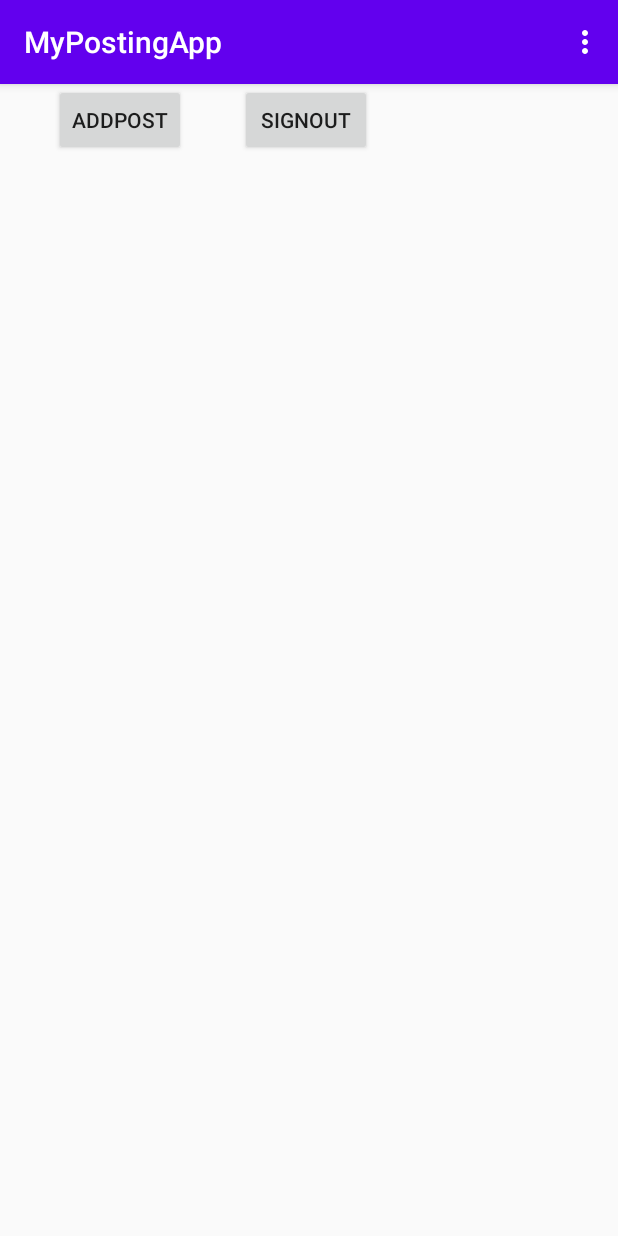
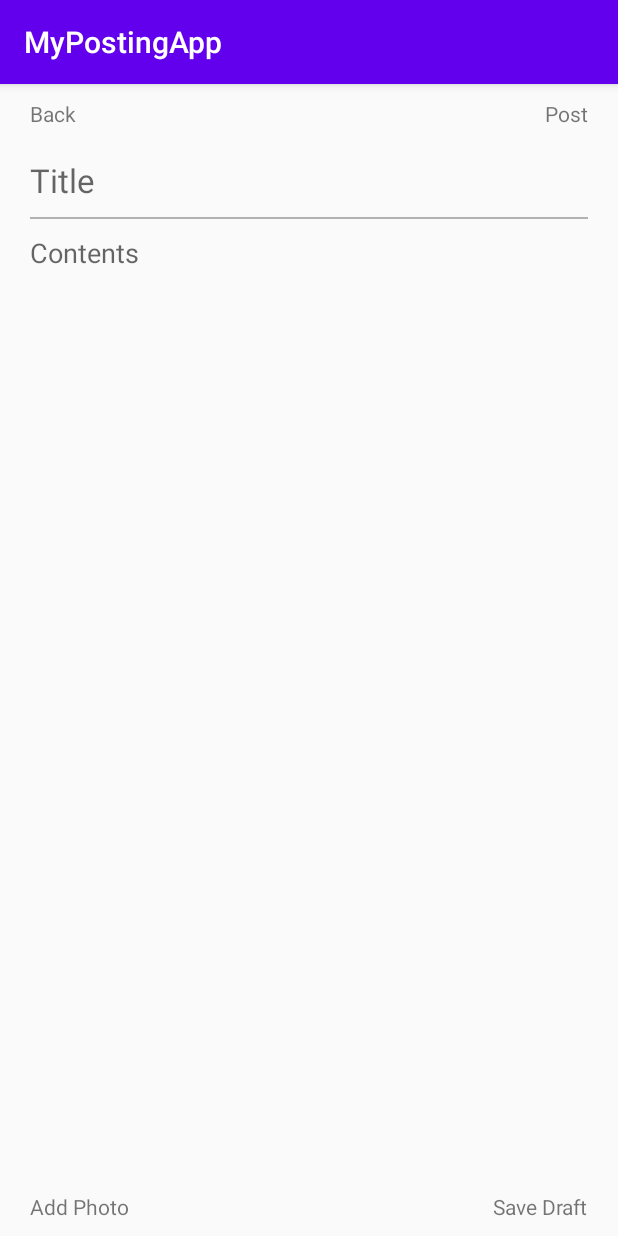
Before and after one commit to pc3389/MyPostingApp, an Android app: the MainActivity screen opened directly, with no data from a screen before it, after a tap on "ADDPOST", on a phone screen of 412 x 824 dp. Run offline under Robolectric (Android 15) with nearby library versions, the phone set to English and light mode, and no system bars; libraries missing offline, so code that uses them is left out: com.amplifyframework.core, com.amplifyframework.storage; 1 statement that could not run was skipped.

```diff
--- a/app/build.gradle
+++ b/app/build.gradle
@@ -56,4 +56,6 @@ dependencies {
     implementation "org.jetbrains.kotlinx:kotlinx-coroutines-android:1.3.0"
 
     implementation 'com.amplifyframework:aws-datastore:1.4.1'
+
+    implementation 'com.github.bumptech.glide:glide:4.11.0'
 }
--- a/app/src/main/java/boyoung/myposting/activities/MainActivity.kt
+++ b/app/src/main/java/boyoung/myposting/activities/MainActivity.kt
@@ -12,7 +12,6 @@ import boyoung.myposting.PostAdapters
 import boyoung.myposting.R
 import com.amplifyframework.core.Amplify
 import com.amplifyframework.datastore.generated.model.Post
-import com.amplifyframework.datastore.generated.model.PostStatus
 import kotlinx.android.synthetic.main.activity_main.*
 import kotlinx.coroutines.CoroutineScope
 import kotlinx.coroutines.Dispatchers.IO
@@ -28,16 +27,9 @@ class MainActivity : AppCompatActivity() {
     override fun onCreate(savedInstanceState: Bundle?) {
         super.onCreate(savedInstanceState)
         setContentView(R.layout.activity_main)
-        button_signout.setOnClickListener {
-            CoroutineScope(IO).launch {
-                signOut()
-            }
-        }
 
         button_add.setOnClickListener {
-            CoroutineScope(IO).launch {
-                addPost()
-            }
+            toPostActivity()
         }
         CoroutineScope(IO).launch {
             queryPost()
@@ -48,20 +40,9 @@ class MainActivity : AppCompatActivity() {
         post_rc.adapter = PostAdapters(posts, this)
     }
 
-    private suspend fun addPost() {
-        withContext(IO) {
-            val post = Post.builder()
-                .title("My First Post")
-                .contents("Contents")
-                .status(PostStatus.PUBLISHED)
-                .image("Image")
-                .build()
-
-            Amplify.DataStore.save(post,
-                { Log.i("MyAmplifyApp", "Saved a post.") },
-                { Log.e("MyAmplifyApp", "Save failed.", it) }
-            )
-        }
+    private fun toPostActivity() {
+        val intent = Intent(this, PostActivity::class.java)
+        startActivity(intent)
     }
 
 
@@ -116,6 +97,12 @@ class MainActivity : AppCompatActivity() {
                 startActivity(intent)
                 return true
             }
+            R.id.action_signOut -> {
+                CoroutineScope(IO).launch {
+                    signOut()
+                }
+                return true
+            }
             else -> super.onOptionsItemSelected(item)
         }
     }
--- a/app/src/main/java/boyoung/myposting/utilities/Constants.kt
+++ b/app/src/main/java/boyoung/myposting/utilities/Constants.kt
@@ -2,6 +2,9 @@ package boyoung.myposting.utilities
 
 class Constants {
     companion object {
-        val KEY_USERNAME: String = "username";
+        const val IMAGE_PICK_CODE = 1000;
+        const val PERMISSION_CODE = 1001;
+        const val KEY_USERNAME: String = "username";
     }
+
 }
--- a/app/src/main/res/layout/activity_main.xml
+++ b/app/src/main/res/layout/activity_main.xml
@@ -7,13 +7,12 @@
     tools:context=".activities.MainActivity">
 
     <Button
-        android:id="@+id/button_signout"
+        android:id="@+id/button_add"
         android:layout_width="wrap_content"
         android:layout_height="wrap_content"
-        android:layout_marginStart="160dp"
-        android:text="Signout"
+        android:text="AddPost"
         app:layout_constraintStart_toStartOf="parent"
-        app:layout_constraintTop_toTopOf="@+id/button_add" />
+        app:layout_constraintTop_toTopOf="parent" />
 
     <androidx.recyclerview.widget.RecyclerView
         android:id="@+id/post_rc"
@@ -22,14 +21,7 @@
         app:layout_constraintBottom_toBottomOf="parent"
         app:layout_constraintEnd_toEndOf="parent"
         app:layout_constraintStart_toStartOf="parent"
-        app:layout_constraintTop_toBottomOf="@id/button_signout" />
+        app:layout_constraintTop_toTopOf="@id/button_add" />
 
-    <Button
-        android:id="@+id/button_add"
-        android:layout_width="wrap_content"
-        android:layout_height="wrap_content"
-        android:text="AddPost"
-        app:layout_constraintEnd_toStartOf="@+id/button_signout"
-        app:layout_constraintStart_toStartOf="parent"
-        app:layout_constraintTop_toTopOf="parent" />
+
 </androidx.constraintlayout.widget.ConstraintLayout>
--- /dev/null
+++ b/app/src/main/res/layout/activity_post.xml
@@ -0,0 +1,120 @@
+<?xml version="1.0" encoding="utf-8"?>
+<androidx.constraintlayout.widget.ConstraintLayout xmlns:android="http://schemas.android.com/apk/res/android"
+    xmlns:app="http://schemas.android.com/apk/res-auto"
+    xmlns:tools="http://schemas.android.com/tools"
+    android:layout_width="match_parent"
+    android:layout_height="match_parent"
+
+    tools:context=".activities.PostActivity">
+
+    <androidx.constraintlayout.widget.ConstraintLayout
+        android:id="@+id/top_toolbar"
+        android:layout_width="match_parent"
+        android:layout_height="wrap_content"
+        app:layout_constraintStart_toStartOf="parent"
+        app:layout_constraintTop_toTopOf="parent">
+
+        <TextView
+            android:id="@+id/back_tv"
+            android:layout_width="wrap_content"
+            android:layout_height="wrap_content"
+            android:paddingHorizontal="20dp"
+            android:paddingTop="10dp"
+            android:text="Back"
+            app:layout_constraintStart_toStartOf="parent"
+            app:layout_constraintTop_toTopOf="parent" />
+
+        <TextView
+            android:id="@+id/savePost_tv"
+            android:layout_width="wrap_content"
+            android:layout_height="wrap_content"
+            android:paddingHorizontal="20dp"
+            android:paddingTop="10dp"
+            android:text="Post"
+            app:layout_constraintEnd_toEndOf="parent"
+            app:layout_constraintTop_toTopOf="parent" />
+
+    </androidx.constraintlayout.widget.ConstraintLayout>
+
+    <ScrollView
+        android:layout_width="match_parent"
+        android:layout_height="0dp"
+        app:layout_constraintBottom_toTopOf="@id/bottom_toolbar"
+        app:layout_constraintTop_toBottomOf="@id/top_toolbar">
+
+        <androidx.constraintlayout.widget.ConstraintLayout
+            android:layout_width="match_parent"
+            android:layout_height="wrap_content"
+            android:padding="20dp">
+
+            <EditText
+                android:id="@+id/title_et"
+                android:layout_width="match_parent"
+                android:layout_height="wrap_content"
+                android:background="@null"
+                android:hint="Title"
+                android:textSize="22sp"
+                app:layout_constraintStart_toStartOf="parent"
+                app:layout_constraintTop_toTopOf="parent" />
+
+            <View
+                android:id="@+id/grey_line"
+                android:layout_width="match_parent"
+                android:layout_height="1dp"
+                android:layout_marginTop="10dp"
+                android:background="@color/grey"
+                app:layout_constraintStart_toStartOf="parent"
+                app:layout_constraintTop_toBottomOf="@id/title_et" />
+
+            <ImageView
+                android:id="@+id/post_iv"
+                android:layout_width="match_parent"
+                android:layout_height="wrap_content"
+                android:layout_marginTop="10dp"
+                app:layout_constraintStart_toStartOf="parent"
+                app:layout_constraintTop_toBottomOf="@id/grey_line" />
+
+            <EditText
+                android:id="@+id/content_et"
+                android:layout_width="match_parent"
+                android:layout_height="wrap_content"
+                android:minHeight="100dp"
+                android:background="@null"
+                android:gravity="top"
+                android:hint="Contents"
+                app:layout_constraintTop_toBottomOf="@id/post_iv" />
+        </androidx.constraintlayout.widget.ConstraintLayout>
+    </ScrollView>
+
+
+    <androidx.constraintlayout.widget.ConstraintLayout
+        android:id="@+id/bottom_toolbar"
+        android:layout_width="match_parent"
+        android:layout_height="wrap_content"
+        app:layout_constraintBottom_toBottomOf="parent"
+        app:layout_constraintStart_toStartOf="parent">
+
+        <TextView
+            android:id="@+id/add_photo_tv"
+            android:layout_width="wrap_content"
+            android:layout_height="wrap_content"
+            android:paddingHorizontal="20dp"
+            android:paddingVertical="10dp"
+            android:text="Add Photo"
+            app:layout_constraintStart_toStartOf="parent"
+            app:layout_constraintTop_toTopOf="parent" />
+
+        <TextView
+            android:id="@+id/saveDraft_tv"
+            android:layout_width="wrap_content"
+            android:layout_height="wrap_content"
+            android:paddingHorizontal="20dp"
+            android:paddingVertical="10dp"
+            android:text="Save Draft"
+            app:layout_constraintEnd_toEndOf="parent"
+            app:layout_constraintTop_toTopOf="parent" />
+
+    </androidx.constraintlayout.widget.ConstraintLayout>
+
+
+</androidx.constraintlayout.widget.ConstraintLayout>
--- a/app/src/main/res/menu/menu_main.xml
+++ b/app/src/main/res/menu/menu_main.xml
@@ -11,4 +11,8 @@
         android:id="@+id/action_settings"
         android:title="@string/settings"
         app:showAsAction="never" />
+    <item
+        android:id="@+id/action_signOut"
+        android:title="@string/sign_out"
+        app:showAsAction="never" />
 </menu>
--- a/app/src/main/res/values/colors.xml
+++ b/app/src/main/res/values/colors.xml
@@ -3,4 +3,5 @@
     <color name="colorPrimary">#6200EE</color>
     <color name="colorPrimaryDark">#3700B3</color>
     <color name="colorAccent">#03DAC5</color>
+    <color name="grey">#B1B1B1</color>
 </resources>
--- a/app/src/main/res/values/strings.xml
+++ b/app/src/main/res/values/strings.xml
@@ -4,4 +4,5 @@
     <string name="settings">Settings</string>
     <string name="profile">Profile</string>
     <string name="log_out">Log Out</string>
+    <string name="sign_out">Sign Out</string>
 </resources>
```
Also changed, not shown: app/src/main/AndroidManifest.xml (+5 -4 lines), app/src/main/java/boyoung/myposting/activities/PostActivity.kt (added, +161 -0 lines), app/src/main/res/layout/post_list_item.xml (+15 -4 lines).
